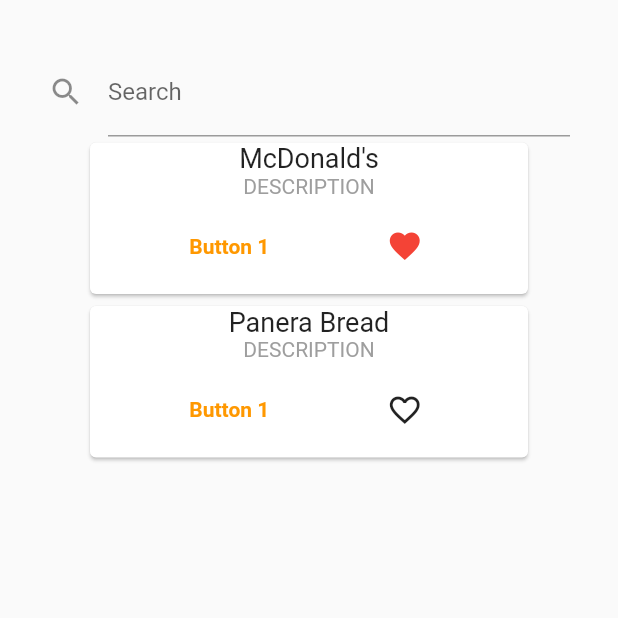
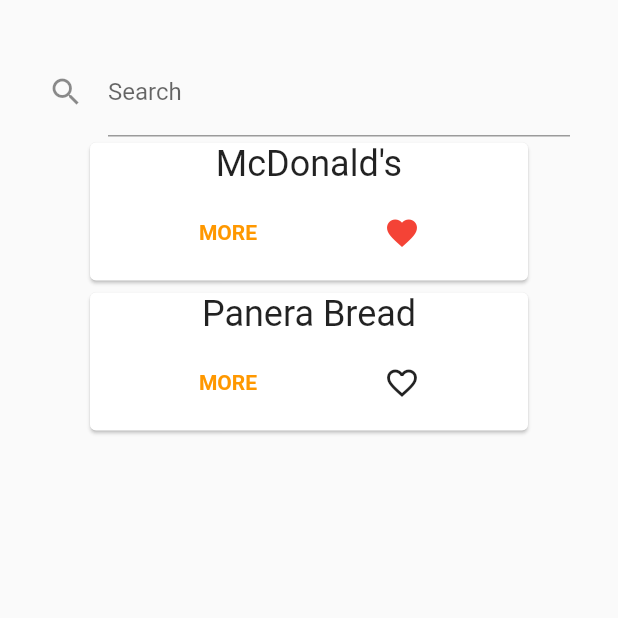
Before and after one commit to AbhishekVangipuram/ez_eats, a Flutter app: the SearchScreen screen opened directly, after a tap on the "favorite outline" icon, on a phone screen of 412 x 824 dp, the top half of it. Run offline on Flutter 3.47's test engine with Material 2 defaults, Android fonts, the phone set to English and light mode, and no system bars; our stand-ins replace hive, hive_flutter; accounts and stored records are empty.

Commit message:
Auto stash before merge of "database" and "origin/database"

```diff
--- a/lib/screens/search_screen.dart
+++ b/lib/screens/search_screen.dart
@@ -46,27 +46,28 @@ class _SearchScreenState extends State<SearchScreen>{
       // height: 150,
       child: Card(
         child: InkWell(
-          splashColor: Colors.grey.withAlpha(50),
+          splashColor: Colors.blueGrey.withAlpha(50),
           onTap: () {
 
           },
           child: Column(
+
             children: [
               // Image.asset(imgPath),
-              Text(name, style: const TextStyle(fontSize: 18, fontFamily: "")),
-              Text("DESCRIPTION", style: const TextStyle(fontSize: 14, color: Colors.grey)),
+              Text(name, style: const TextStyle(fontSize: 24, fontFamily: "")),
+              // Text("DESCRIPTION", style: const TextStyle(fontSize: 14, color: Colors.grey)),
               ButtonBar(
                 alignment: MainAxisAlignment.spaceEvenly,
                 children: [
                   TextButton(
                     onPressed: () {
-                      print('BUTTON PRESSED');
+                      // print('BUTTON PRESSED');
                     },
-                    child: Text("Button 1", style: TextStyle(fontWeight: FontWeight.bold, color: Colors.orange[500]))
+                    child: Text("MORE", style: TextStyle(fontWeight: FontWeight.bold, color: Colors.orange[500]))
                   ),
                   IconButton(
                     onPressed: () {
-                      print('ICON PRESSED');
+                      // print('ICON PRESSED');
                       setState(() {
                           Hive.box("favorites").put(name, !Hive.box("favorites").get(name));
                       });
```
